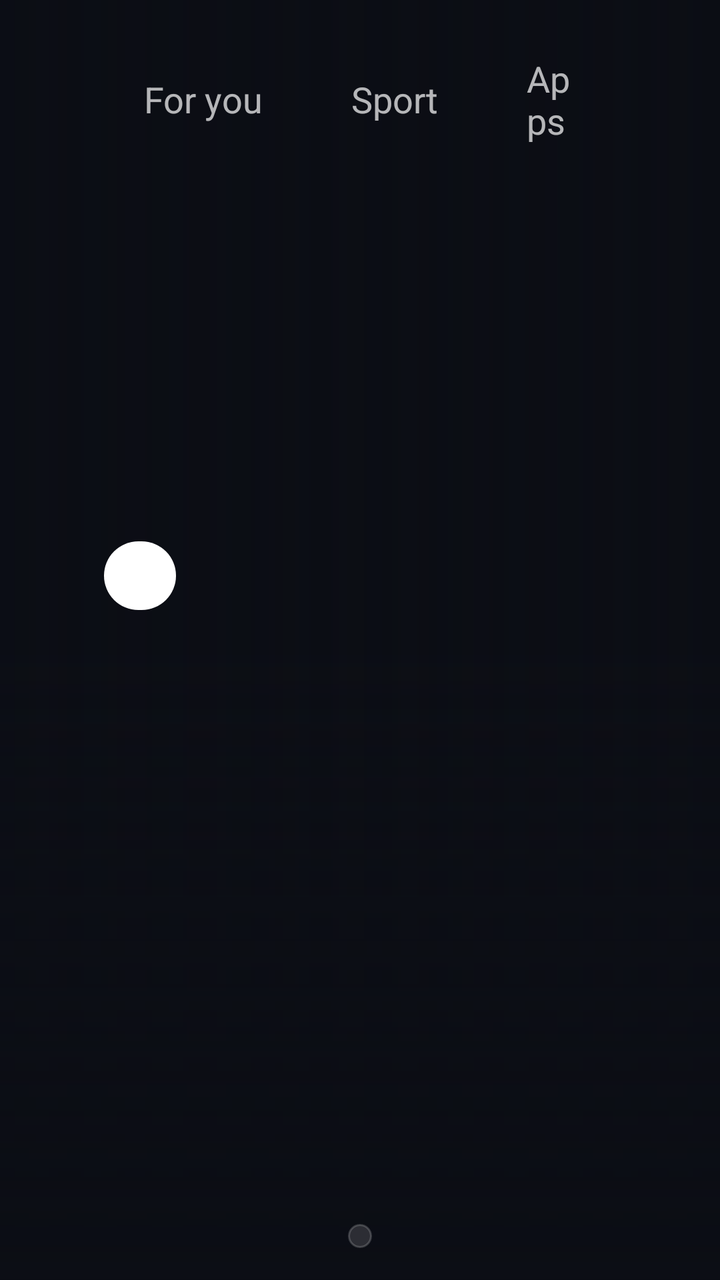
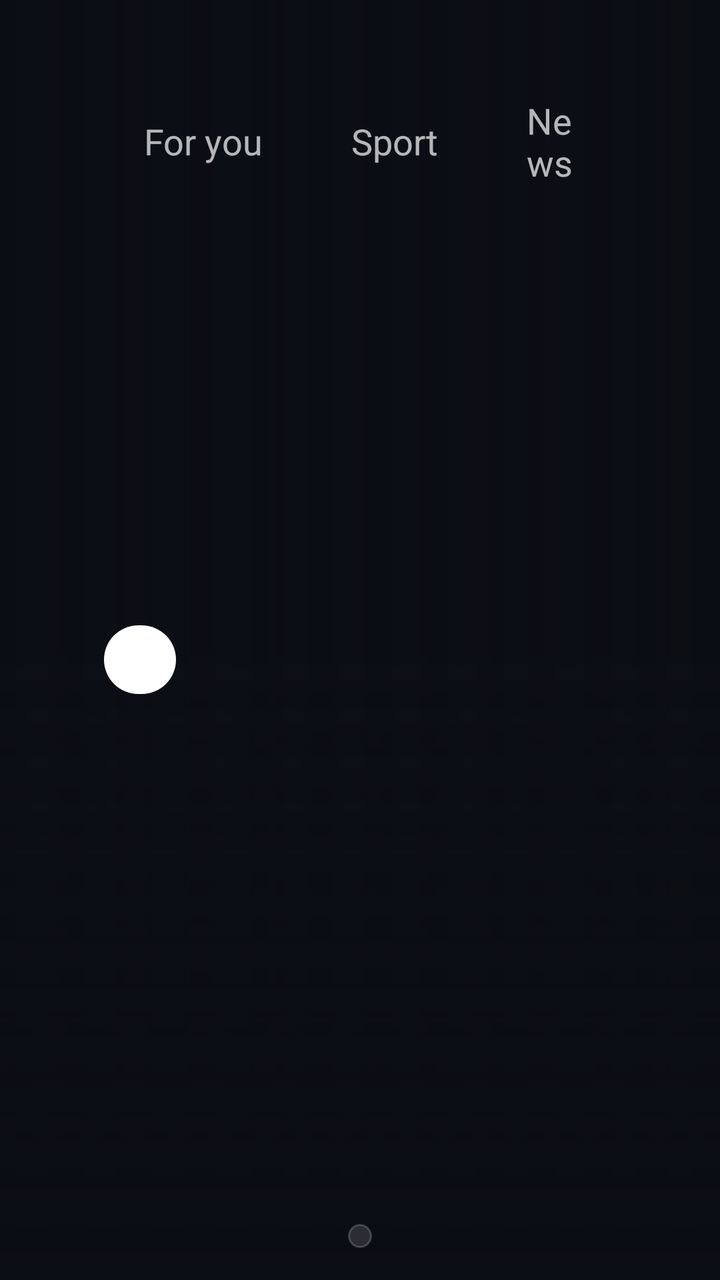

Before-and-after screenshots of an Android layout around one commit, followed by the original layout XML and the change that was made.
<!-- AndroidManifest.xml: application theme ClaudeTheme -->
<!-- res/layout/activity_main.xml -->
<?xml version="1.0" encoding="utf-8"?>
<FrameLayout xmlns:android="http://schemas.android.com/apk/res/android"
    android:id="@+id/root" android:layout_width="match_parent" android:layout_height="match_parent" android:background="#FF0B0D14">

    
    <ImageView android:id="@+id/backA" android:layout_width="match_parent" android:layout_height="match_parent" android:scaleType="centerCrop" android:alpha="0" />
    <ImageView android:id="@+id/backB" android:layout_width="match_parent" android:layout_height="match_parent" android:scaleType="centerCrop" android:alpha="0" />
    <View android:id="@+id/tintA" android:layout_width="match_parent" android:layout_height="match_parent" />
    <View android:id="@+id/tintB" android:layout_width="match_parent" android:layout_height="match_parent" android:alpha="0" />
    <View android:layout_width="match_parent" android:layout_height="match_parent" android:background="@drawable/scrim_left" />
    <View android:layout_width="match_parent" android:layout_height="320dp" android:layout_gravity="bottom" android:background="@drawable/scrim_bottom" />

    <LinearLayout android:layout_width="match_parent" android:layout_height="match_parent" android:orientation="vertical"
        android:paddingLeft="52dp" android:paddingRight="52dp" android:paddingTop="20dp">

        
        <LinearLayout android:layout_width="match_parent" android:layout_height="wrap_content" android:orientation="horizontal" android:gravity="center_vertical">
            <TextView android:id="@+id/tabForYou" style="@style/Tab" android:text="For you" android:nextFocusDown="@+id/heroRow" />
            <TextView android:id="@+id/tabFootball" style="@style/Tab" android:text="Sport" android:layout_marginLeft="4dp" />
            <TextView android:id="@+id/tabApps" style="@style/Tab" android:text="Apps" android:layout_marginLeft="4dp" />
            <View android:layout_width="0dp" android:layout_weight="1" android:layout_height="1dp" />
            <TextView android:id="@+id/greeting" android:layout_width="wrap_content" android:layout_height="wrap_content" android:textSize="16sp" android:textColor="#B3FFFFFF" android:layout_marginRight="16dp" />
            <TextView android:id="@+id/clock" android:layout_width="wrap_content" android:layout_height="wrap_content" android:textSize="22sp" android:textColor="#FFFFFFFF" android:layout_marginRight="10dp" />
            <TextView android:id="@+id/gear" style="@style/Tab" android:text="⚙" android:textSize="20sp" android:paddingLeft="14dp" android:paddingRight="14dp" android:contentDescription="Settings" />
        </LinearLayout>

        <FrameLayout android:layout_width="match_parent" android:layout_height="0dp" android:layout_weight="1">

            
            <LinearLayout android:id="@+id/pageForYou" android:layout_width="match_parent" android:layout_height="match_parent" android:orientation="vertical">
                <LinearLayout android:id="@+id/heroText" android:layout_width="560dp" android:layout_height="wrap_content" android:orientation="vertical" android:layout_marginTop="22dp">
                    <TextView android:id="@+id/heroEyebrow" android:layout_width="wrap_content" android:layout_height="wrap_content" android:textSize="13sp" android:textColor="#FF9FC1FF" android:letterSpacing="0.15" android:textAllCaps="true" />
                    <TextView android:id="@+id/heroTitle" android:layout_width="match_parent" android:layout_height="104dp" android:layout_marginTop="6dp" android:textSize="44sp" android:textColor="#FFFFFFFF" android:maxLines="2" android:lineSpacingMultiplier="0.92" android:autoSizeTextType="uniform" android:autoSizeMinTextSize="26sp" android:autoSizeMaxTextSize="44sp" android:gravity="center_vertical" />
                    <TextView android:id="@+id/heroSub" android:layout_width="match_parent" android:layout_height="wrap_content" android:layout_marginTop="6dp" android:textSize="16sp" android:textColor="#C8FFFFFF" android:maxLines="2" android:ellipsize="end" />
                    <TextView android:id="@+id/heroAction" android:layout_width="wrap_content" android:layout_height="wrap_content" android:layout_marginTop="14dp" android:background="@drawable/pill_white" android:paddingLeft="18dp" android:paddingRight="18dp" android:paddingTop="7dp" android:paddingBottom="7dp" android:textSize="15sp" android:textColor="#FF0B0D14" />
                </LinearLayout>
                <View android:layout_width="1dp" android:layout_height="0dp" android:layout_weight="1" />
                <HorizontalScrollView android:id="@+id/heroScroll" android:layout_width="match_parent" android:layout_height="wrap_content" android:scrollbars="none" android:clipToPadding="false" android:clipChildren="false" android:paddingTop="12dp" android:paddingBottom="12dp" android:paddingLeft="6dp">
                    <LinearLayout android:id="@+id/heroRow" android:layout_width="wrap_content" android:layout_height="wrap_content" android:orientation="horizontal" android:clipChildren="false" />
                </HorizontalScrollView>
            </LinearLayout>

            
            <LinearLayout android:id="@+id/pageFootball" android:layout_width="match_parent" android:layout_height="match_parent" android:orientation="vertical" android:gravity="center_vertical" android:visibility="gone">
                <TextView android:id="@+id/footballTitle2" android:layout_width="wrap_content" android:layout_height="wrap_content" android:text="Sport" android:textSize="14sp" android:textColor="#B3FFFFFF" />
                <HorizontalScrollView android:id="@+id/footballScroll2" android:layout_width="match_parent" android:layout_height="wrap_content" android:layout_marginTop="8dp" android:scrollbars="none" android:clipToPadding="false" android:paddingTop="10dp" android:paddingBottom="10dp" android:paddingLeft="6dp" android:clipChildren="false">
                    <LinearLayout android:id="@+id/footballRow2" android:layout_width="wrap_content" android:layout_height="wrap_content" android:orientation="horizontal" android:clipChildren="false" />
                </HorizontalScrollView>
                <TextView android:id="@+id/footballNote" android:layout_width="wrap_content" android:layout_height="wrap_content" android:layout_marginTop="12dp" android:textSize="13sp" android:textColor="#99FFFFFF" android:text="Football and men's cricket. New list every morning at 06:46." />
            </LinearLayout>

            
            <GridView android:id="@+id/grid" android:layout_width="match_parent" android:layout_height="match_parent" android:visibility="gone"
                android:numColumns="7" android:horizontalSpacing="10dp" android:verticalSpacing="10dp" android:clipToPadding="false" android:paddingTop="16dp" android:paddingBottom="24dp" android:listSelector="@android:color/transparent" />
        </FrameLayout>

        
        <HorizontalScrollView android:id="@+id/dockScroll" android:layout_width="wrap_content" android:layout_height="wrap_content" android:layout_gravity="center_horizontal"
            android:layout_marginTop="6dp" android:layout_marginBottom="16dp" android:scrollbars="none" android:background="@drawable/dock_bar" android:padding="6dp" android:clipToPadding="false" android:clipChildren="false">
            <LinearLayout android:id="@+id/dockRow" android:layout_width="wrap_content" android:layout_height="wrap_content" android:orientation="horizontal" android:clipChildren="false" />
        </HorizontalScrollView>
    </LinearLayout>

    
    <LinearLayout android:id="@+id/alert" android:layout_width="wrap_content" android:layout_height="wrap_content" android:layout_gravity="top|right"
        android:layout_marginTop="68dp" android:layout_marginRight="52dp" android:orientation="horizontal" android:gravity="center_vertical"
        android:background="@drawable/banner_glass" android:paddingLeft="16dp" android:paddingRight="16dp" android:paddingTop="8dp" android:paddingBottom="8dp"
        android:focusable="true" android:focusableInTouchMode="true" android:visibility="gone">
        <TextView android:id="@+id/alertText" android:layout_width="wrap_content" android:layout_height="wrap_content" android:textSize="15sp" android:textColor="#FF0B0D14" />
        <TextView android:id="@+id/alertHint" android:layout_width="wrap_content" android:layout_height="wrap_content" android:layout_marginLeft="10dp" android:textSize="12sp" android:textColor="#990B0D14" android:text="OK to open" />
    </LinearLayout>

    
    <FrameLayout android:id="@+id/ambient" android:layout_width="match_parent" android:layout_height="match_parent" android:visibility="gone" android:background="#FF0B0D14" android:focusable="true" android:focusableInTouchMode="true">
        <ImageView android:id="@+id/ambBack" android:layout_width="match_parent" android:layout_height="match_parent" android:scaleType="centerCrop" />
        <View android:layout_width="match_parent" android:layout_height="match_parent" android:background="@drawable/scrim_bottom" />
        <LinearLayout android:layout_width="wrap_content" android:layout_height="wrap_content" android:layout_gravity="bottom|left" android:orientation="vertical" android:layout_marginLeft="60dp" android:layout_marginBottom="48dp">
            <TextView android:id="@+id/ambClock" android:layout_width="wrap_content" android:layout_height="wrap_content" android:textSize="96sp" android:textColor="#FFFFFFFF" />
            <TextView android:id="@+id/ambDate" android:layout_width="wrap_content" android:layout_height="wrap_content" android:textSize="20sp" android:textColor="#D9FFFFFF" />
            <TextView android:id="@+id/ambNext" android:layout_width="wrap_content" android:layout_height="wrap_content" android:layout_marginTop="18dp" android:textSize="18sp" android:textColor="#FFFFFFFF" />
            <TextView android:id="@+id/ambCal" android:layout_width="wrap_content" android:layout_height="wrap_content" android:layout_marginTop="6dp" android:textSize="18sp" android:textColor="#D9FFFFFF" android:visibility="gone" />
        </LinearLayout>
        <TextView android:id="@+id/ambWeather" android:shadowColor="#CC000000" android:shadowRadius="18" android:shadowDy="2" android:layout_width="wrap_content" android:layout_height="wrap_content" android:layout_gravity="top|right" android:layout_marginTop="36dp" android:layout_marginRight="60dp" android:textSize="28sp" android:textColor="#FFFFFFFF" />
        <TextView android:id="@+id/ambCredit" android:shadowColor="#99000000" android:shadowRadius="8" android:layout_width="wrap_content" android:layout_height="wrap_content" android:layout_gravity="bottom|right" android:layout_marginRight="60dp" android:layout_marginBottom="52dp" android:maxWidth="360dp" android:gravity="right" android:textSize="12sp" android:textColor="#99FFFFFF" />
    </FrameLayout>
</FrameLayout>
<!-- resources referenced by this layout -->
<resources>
  <!-- drawable banner_glass (drawable) -->
  <?xml version="1.0" encoding="utf-8"?>
  <selector xmlns:android="http://schemas.android.com/apk/res/android">
      <item android:state_focused="true"><shape android:shape="rectangle"><solid android:color="#FFFFFFFF" /><corners android:radius="22dp" /></shape></item>
      <item><shape android:shape="rectangle"><solid android:color="#E6FF5A5F" /><corners android:radius="22dp" /></shape></item>
  </selector>
  <!-- drawable dock_bar (drawable) -->
  <?xml version="1.0" encoding="utf-8"?>
  <shape xmlns:android="http://schemas.android.com/apk/res/android" android:shape="rectangle"><solid android:color="#22FFFFFF" /><stroke android:width="1dp" android:color="#2EFFFFFF" /><corners android:radius="26dp" /></shape>
  <!-- drawable pill_white (drawable) -->
  <?xml version="1.0" encoding="utf-8"?>
  <shape xmlns:android="http://schemas.android.com/apk/res/android" android:shape="rectangle"><solid android:color="#FFFFFFFF" /><corners android:radius="22dp" /></shape>
  <!-- drawable scrim_bottom (drawable) -->
  <?xml version="1.0" encoding="utf-8"?>
  <shape xmlns:android="http://schemas.android.com/apk/res/android" android:shape="rectangle">
      <gradient android:angle="90" android:startColor="#FF0B0D14" android:centerY="0.35" android:centerColor="#B00B0D14" android:endColor="#000B0D14" />
  </shape>
  <!-- drawable scrim_left (drawable) -->
  <?xml version="1.0" encoding="utf-8"?>
  <shape xmlns:android="http://schemas.android.com/apk/res/android" android:shape="rectangle">
      <gradient android:angle="0" android:startColor="#F00B0D14" android:centerX="0.38" android:centerColor="#A00B0D14" android:endColor="#000B0D14" />
  </shape>
  <style name="Tab">
          <item name="android:layout_width">wrap_content</item>
          <item name="android:layout_height">wrap_content</item>
          <item name="android:textSize">18sp</item>
          <item name="android:textColor">@color/tab_text</item>
          <item name="android:background">@drawable/tab_glass</item>
          <item name="android:paddingLeft">20dp</item>
          <item name="android:paddingRight">20dp</item>
          <item name="android:paddingTop">7dp</item>
          <item name="android:paddingBottom">7dp</item>
          <item name="android:focusable">true</item>
          <item name="android:focusableInTouchMode">true</item>
      </style>
  <style name="ClaudeTheme" parent="@android:style/Theme.DeviceDefault.NoActionBar.Fullscreen">
          <item name="android:windowBackground">@color/bgA</item>
          <item name="android:colorBackground">@color/bg</item>
          <item name="android:textColor">@color/text</item>
      </style>
  <!-- drawable tab_glass (drawable) -->
  <?xml version="1.0" encoding="utf-8"?>
  <selector xmlns:android="http://schemas.android.com/apk/res/android">
      <item android:state_focused="true"><shape android:shape="rectangle"><solid android:color="#FFFFFFFF" /><corners android:radius="22dp" /></shape></item>
      <item android:state_selected="true"><shape android:shape="rectangle"><solid android:color="#30FFFFFF" /><corners android:radius="22dp" /></shape></item>
      <item><shape android:shape="rectangle"><solid android:color="#00000000" /><corners android:radius="22dp" /></shape></item>
  </selector>
  <color name="bgA">#0B0D14</color>
  <color name="bg">#1A1917</color>
  <color name="text">#F4F3EE</color>
</resources>

<!-- the commit's change to res/layout/activity_main.xml (unified diff, before → after) -->
@@ -17,6 +17,7 @@
         <LinearLayout android:layout_width="match_parent" android:layout_height="wrap_content" android:orientation="horizontal" android:gravity="center_vertical">
             <TextView android:id="@+id/tabForYou" style="@style/Tab" android:text="For you" android:nextFocusDown="@+id/heroRow" />
             <TextView android:id="@+id/tabFootball" style="@style/Tab" android:text="Sport" android:layout_marginLeft="4dp" />
+            <TextView android:id="@+id/tabNews" style="@style/Tab" android:text="News" android:layout_marginLeft="4dp" />
             <TextView android:id="@+id/tabApps" style="@style/Tab" android:text="Apps" android:layout_marginLeft="4dp" />
             <View android:layout_width="0dp" android:layout_weight="1" android:layout_height="1dp" />
             <TextView android:id="@+id/greeting" android:layout_width="wrap_content" android:layout_height="wrap_content" android:textSize="16sp" android:textColor="#B3FFFFFF" android:layout_marginRight="16dp" />
@@ -47,6 +48,17 @@
                     <LinearLayout android:id="@+id/footballRow2" android:layout_width="wrap_content" android:layout_height="wrap_content" android:orientation="horizontal" android:clipChildren="false" />
                 </HorizontalScrollView>
                 <TextView android:id="@+id/footballNote" android:layout_width="wrap_content" android:layout_height="wrap_content" android:layout_marginTop="12dp" android:textSize="13sp" android:textColor="#99FFFFFF" android:text="Football and men's cricket. New list every morning at 06:46." />
+            </LinearLayout>
+
+            
+            <LinearLayout android:id="@+id/pageNews" android:layout_width="match_parent" android:layout_height="match_parent" android:orientation="vertical" android:visibility="gone">
+                <TextView android:id="@+id/newsEyebrow" android:layout_width="wrap_content" android:layout_height="wrap_content" android:layout_marginTop="34dp" android:textSize="13sp" android:textColor="#FF9FC1FF" android:letterSpacing="0.15" android:textAllCaps="true" android:text="Top stories" />
+                <TextView android:id="@+id/newsTitle" android:layout_width="wrap_content" android:layout_height="wrap_content" android:layout_marginTop="6dp" android:textSize="40sp" android:textColor="#FFFFFFFF" android:text="Today in three stories" />
+                <View android:layout_width="1dp" android:layout_height="0dp" android:layout_weight="1" />
+                <HorizontalScrollView android:layout_width="match_parent" android:layout_height="wrap_content" android:scrollbars="none" android:clipToPadding="false" android:clipChildren="false" android:paddingTop="12dp" android:paddingBottom="12dp" android:paddingLeft="6dp">
+                    <LinearLayout android:id="@+id/newsRow" android:layout_width="wrap_content" android:layout_height="wrap_content" android:orientation="horizontal" android:clipChildren="false" />
+                </HorizontalScrollView>
+                <TextView android:id="@+id/newsNote" android:layout_width="wrap_content" android:layout_height="wrap_content" android:layout_marginTop="4dp" android:textSize="13sp" android:textColor="#99FFFFFF" android:text="New stories every morning at 06:46. OK on a story opens the Lounge to ask about it." />
             </LinearLayout>
 
             
